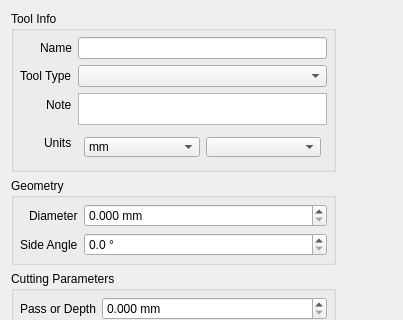
The window that G2G/tooldatabase/tooleditform.ui (aLDime/GERBER_X2) describes before a commit, drawn with Qt 5; both pictures show x 0 to 403 and y 0 to 320 of the 403 by 548 pixel window.
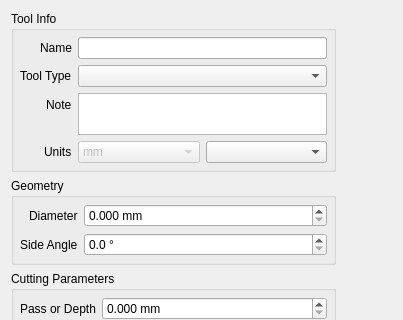
The same window after the commit.

The edit to the form file:
```diff
--- a/G2G/tooldatabase/tooleditform.ui
+++ b/G2G/tooldatabase/tooleditform.ui
@@ -105,22 +105,10 @@
       </item>
       <item row="4" column="1">
        <layout class="QHBoxLayout" name="hlUnuts">
-        <property name="leftMargin">
-         <number>6</number>
-        </property>
-        <property name="topMargin">
-         <number>6</number>
-        </property>
-        <property name="rightMargin">
-         <number>6</number>
-        </property>
-        <property name="bottomMargin">
-         <number>6</number>
-        </property>
         <item>
          <widget class="QComboBox" name="cbxUnits">
           <property name="enabled">
-           <bool>true</bool>
+           <bool>false</bool>
           </property>
           <item>
            <property name="text">
```
